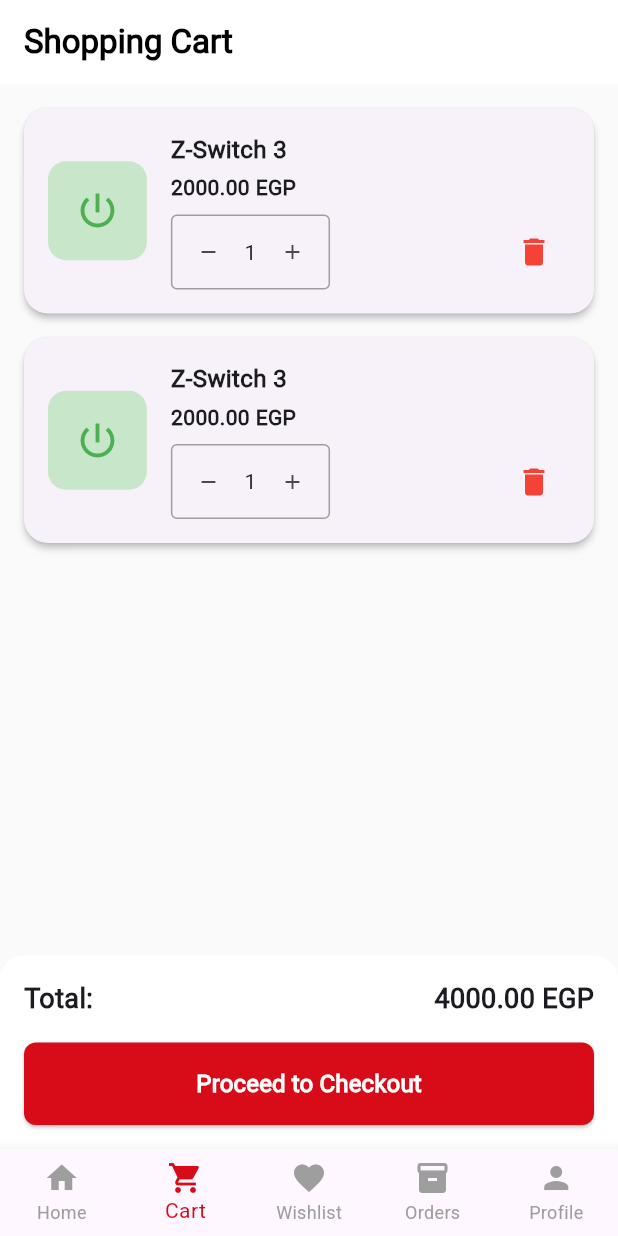
After one commit to itiswd/Z-Store, a Flutter app: the screen it shows after launch, item 2 of the bottom bar chosen, on a phone screen of 412 x 824 dp. The commit adds this screen. Run offline on Flutter 3.47's test engine with Material 3 defaults, Android fonts, the phone set to English and light mode, and no system bars; our stand-ins replace carousel_slider, flutter_screenutil.

Commit message:
Refactor app structure to implement MainNavigationScreen and add Cart, Orders, Profile, and Wishlist screens

```diff
--- a/lib/app.dart
+++ b/lib/app.dart
@@ -16,7 +16,7 @@ class App extends StatelessWidget {
         debugShowCheckedModeBanner: false,
         title: 'ZAG Store',
         theme: ThemeData(fontFamily: 'Roboto'),
-        home: const HomePage(),
+        home: const MainNavigationScreen(),
       ),
     );
   }
--- /dev/null
+++ b/lib/features/home/presentation/pages/cart.dart
@@ -0,0 +1,183 @@
+import 'package:flutter/material.dart';
+import 'package:flutter_screenutil/flutter_screenutil.dart';
+import 'package:zag_store/features/home/presentation/pages/checkout.dart';
+
+class CartScreen extends StatelessWidget {
+  const CartScreen({super.key});
+
+  @override
+  Widget build(BuildContext context) {
+    return Scaffold(
+      backgroundColor: Colors.grey[50],
+      appBar: AppBar(
+        backgroundColor: Colors.white,
+        elevation: 0,
+        title: const Text(
+          'Shopping Cart',
+          style: TextStyle(color: Colors.black, fontWeight: FontWeight.bold),
+        ),
+      ),
+      body: Column(
+        children: [
+          Expanded(
+            child: ListView.builder(
+              padding: const EdgeInsets.all(16.0),
+              itemCount: 2,
+              itemBuilder: (context, index) {
+                return Card(
+                  elevation: 2,
+                  margin: const EdgeInsets.only(bottom: 16),
+                  shape: RoundedRectangleBorder(
+                    borderRadius: BorderRadius.circular(16),
+                  ),
+                  child: Padding(
+                    padding: const EdgeInsets.all(16.0),
+                    child: Row(
+                      children: [
+                        Container(
+                          width: 60.w,
+                          height: 60.w,
+                          decoration: BoxDecoration(
+                            color: Colors.green[100],
+                            borderRadius: BorderRadius.circular(12),
+                          ),
+                          child: const Icon(
+                            Icons.power_settings_new,
+                            color: Colors.green,
+                            size: 30,
+                          ),
+                        ),
+                        const SizedBox(width: 16),
+                        Expanded(
+                          child: Column(
+                            crossAxisAlignment: CrossAxisAlignment.start,
+                            children: [
+                              const Text(
+                                'Z-Switch 3',
+                                style: TextStyle(
+                                  fontSize: 16,
+                                  fontWeight: FontWeight.bold,
+                                ),
+                              ),
+                              const SizedBox(height: 4),
+                              const Text(
+                                '2000.00 EGP',
+                                style: TextStyle(
+                                  fontSize: 14,
+                                  fontWeight: FontWeight.bold,
+                                ),
+                              ),
+                              const SizedBox(height: 8),
+                              Row(
+                                children: [
+                                  Container(
+                                    decoration: BoxDecoration(
+                                      border: Border.all(color: Colors.grey),
+                                      borderRadius: BorderRadius.circular(4),
+                                    ),
+                                    child: Row(
+                                      children: [
+                                        IconButton(
+                                          onPressed: () {},
+                                          icon: const Icon(
+                                            Icons.remove,
+                                            size: 16,
+                                          ),
+                                        ),
+                                        const Text('1'),
+                                        IconButton(
+                                          onPressed: () {},
+                                          icon: const Icon(Icons.add, size: 16),
+                                        ),
+                                      ],
+                                    ),
+                                  ),
+                                  const Spacer(),
+                                  IconButton(
+                                    onPressed: () {},
+                                    icon: const Icon(
+                                      Icons.delete,
+                                      color: Colors.red,
+                                    ),
+                                  ),
+                                ],
+                              ),
+                            ],
+                          ),
+                        ),
+                      ],
+                    ),
+                  ),
+                );
+              },
+            ),
+          ),
+          Container(
+            padding: const EdgeInsets.all(16.0),
+            decoration: const BoxDecoration(
+              color: Colors.white,
+              borderRadius: BorderRadius.only(
+                topLeft: Radius.circular(16),
+                topRight: Radius.circular(16),
+              ),
+            ),
+            child: SafeArea(
+              child: Column(
+                children: [
+                  Row(
+                    mainAxisAlignment: MainAxisAlignment.spaceBetween,
+                    children: [
+                      const Text(
+                        'Total:',
+                        style: TextStyle(
+                          fontSize: 18,
+                          fontWeight: FontWeight.bold,
+                        ),
+                      ),
+                      const Text(
+                        '4000.00 EGP',
+                        style: TextStyle(
+                          fontSize: 18,
+                          fontWeight: FontWeight.bold,
+                        ),
+                      ),
+                    ],
+                  ),
+                  const SizedBox(height: 16),
+                  SizedBox(
+                    width: double.infinity,
+                    child: ElevatedButton(
+                      onPressed: () {
+                        Navigator.push(
+                          context,
+                          MaterialPageRoute(
+                            builder: (context) => const CheckoutScreen(),
+                          ),
+                        );
+                      },
+                      style: ElevatedButton.styleFrom(
+                        backgroundColor: const Color.fromARGB(255, 216, 11, 25),
+                        padding: const EdgeInsets.symmetric(vertical: 16),
+                        shape: RoundedRectangleBorder(
+                          borderRadius: BorderRadius.circular(8),
+                        ),
+                      ),
+                      child: const Text(
+                        'Proceed to Checkout',
+                        style: TextStyle(
+                          color: Colors.white,
+                          fontSize: 16,
+                          fontWeight: FontWeight.bold,
+                        ),
+                      ),
+                    ),
+                  ),
+                ],
+              ),
+            ),
+          ),
+        ],
+      ),
+    );
+  }
+}
--- a/lib/features/home/presentation/pages/home_page.dart
+++ b/lib/features/home/presentation/pages/home_page.dart
@@ -1,13 +1,70 @@
 import 'package:carousel_slider/carousel_slider.dart';
 import 'package:flutter/material.dart';
 import 'package:flutter_screenutil/flutter_screenutil.dart';
+import 'package:zag_store/features/home/presentation/pages/cart.dart';
+import 'package:zag_store/features/home/presentation/pages/wishlist.dart';
 
 import '../widgets/category_chip.dart';
 import '../widgets/product_card.dart';
 import '../widgets/product_list_card.dart';
+import 'order.dart';
+import 'profile.dart';
 
-class HomePage extends StatelessWidget {
-  const HomePage({super.key});
+class MainNavigationScreen extends StatefulWidget {
+  const MainNavigationScreen({super.key});
+
+  @override
+  State<MainNavigationScreen> createState() => _MainNavigationScreenState();
+}
+
+class _MainNavigationScreenState extends State<MainNavigationScreen> {
+  int _currentIndex = 0;
+
+  final List<Widget> _screens = [
+    const HomeScreen(),
+    const CartScreen(),
+    const WishlistScreen(),
+    OrdersScreen(),
+    const ProfileScreen(),
+  ];
+
+  @override
+  Widget build(BuildContext context) {
+    return Scaffold(
+      body: _screens[_currentIndex],
+      bottomNavigationBar: BottomNavigationBar(
+        currentIndex: _currentIndex,
+        onTap: (index) {
+          setState(() {
+            _currentIndex = index;
+          });
+        },
+        selectedItemColor: const Color.fromARGB(255, 216, 11, 25),
+        unselectedItemColor: Colors.grey,
+        type: BottomNavigationBarType.fixed,
+        items: const [
+          BottomNavigationBarItem(icon: Icon(Icons.home), label: 'Home'),
+          BottomNavigationBarItem(
+            icon: Icon(Icons.shopping_cart),
+            label: 'Cart',
+          ),
+          BottomNavigationBarItem(
+            icon: Icon(Icons.favorite),
+            label: 'Wishlist',
+          ),
+          BottomNavigationBarItem(
+            icon: Icon(Icons.inventory_2),
+            label: 'Orders',
+          ),
+          BottomNavigationBarItem(icon: Icon(Icons.person), label: 'Profile'),
+        ],
+      ),
+    );
+  }
+}
+
+class HomeScreen extends StatelessWidget {
+  const HomeScreen({super.key});
 
   @override
   Widget build(BuildContext context) {
@@ -145,7 +202,7 @@ class HomePage extends StatelessWidget {
                       4,
                       (index) => Padding(
                         padding: EdgeInsets.only(bottom: 4.h),
-                        child: ProductListCard(
+                        child: const ProductListCard(
                           title: "Z-Guard",
                           description:
                               "The Z-Guard solution is a robust device designed for real-time monitoring...",
@@ -163,28 +220,6 @@ class HomePage extends StatelessWidget {
           ],
         ),
       ),
-      bottomNavigationBar: BottomNavigationBar(
-        currentIndex: 0,
-        selectedItemColor: Color.fromARGB(255, 216, 11, 25),
-        unselectedItemColor: Colors.grey,
-        type: BottomNavigationBarType.fixed,
-        items: const [
-          BottomNavigationBarItem(icon: Icon(Icons.home), label: 'Home'),
-          BottomNavigationBarItem(
-            icon: Icon(Icons.shopping_cart),
-            label: 'Cart',
-          ),
-          BottomNavigationBarItem(
-            icon: Icon(Icons.favorite),
-            label: 'Wishlist',
-          ),
-          BottomNavigationBarItem(
-            icon: Icon(Icons.inventory_2),
-            label: 'Orders',
-          ),
-          BottomNavigationBarItem(icon: Icon(Icons.person), label: 'Profile'),
-        ],
-      ),
     );
   }
 }
```
Also changed, not shown: lib/features/home/presentation/pages/order.dart (+71 -160 lines), lib/features/home/presentation/pages/profile.dart (+0 -22 lines), lib/features/home/presentation/pages/wishlist.dart (added, +97 -0 lines).
